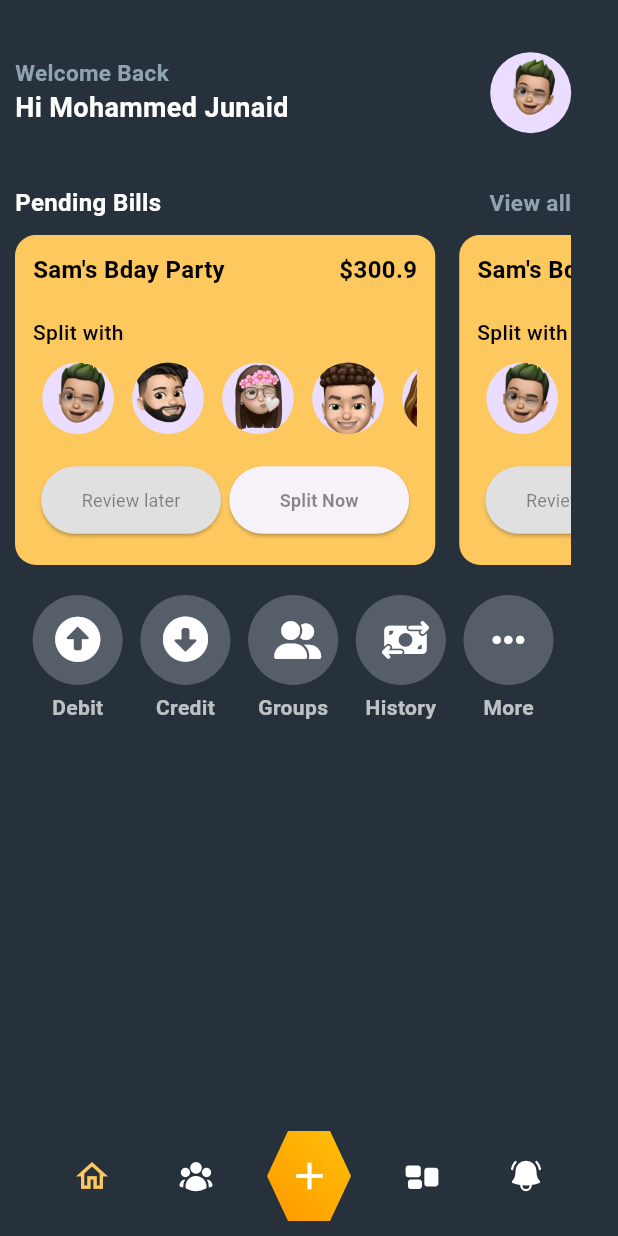
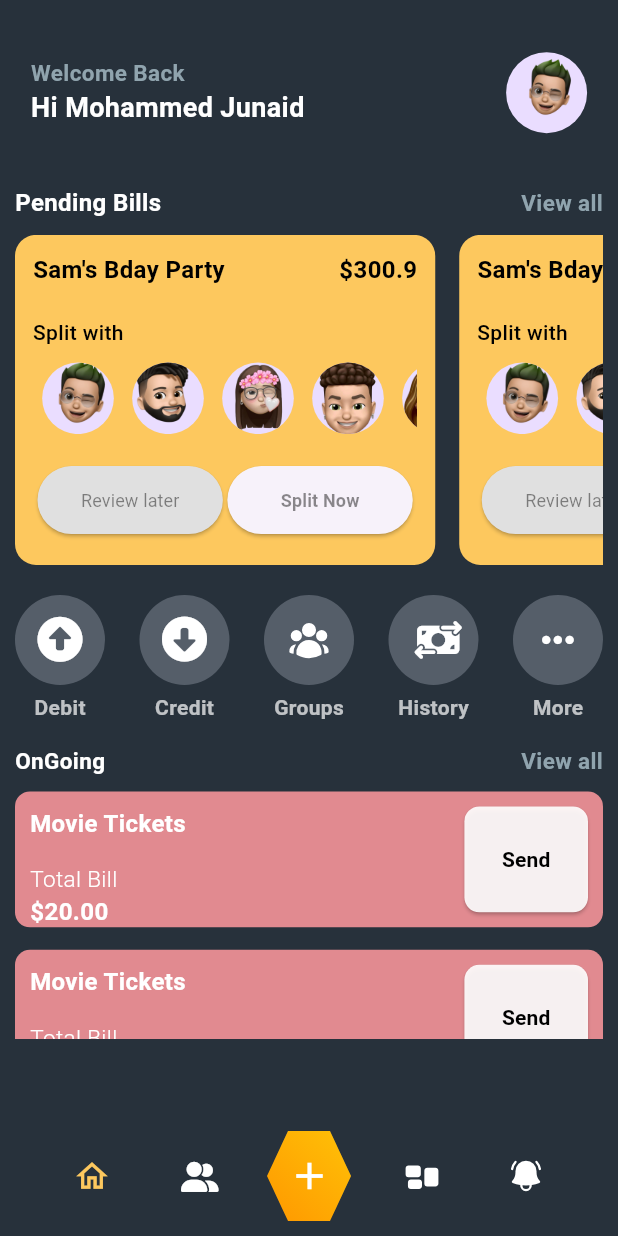
Before and after one commit to MdJunaidAhmed16/expense2, a Flutter app: the screen it shows after launch, on a phone screen of 412 x 824 dp. Run offline on Flutter 3.47's test engine with Material 3 defaults, Android fonts, the phone set to English and light mode, and no system bars; our stand-ins replace google_fonts, icons_plus; Roboto replaces fonts that are missing (Ubuntu).

Commit message:
Added the Latest expenses tiles and fixed few errors

```diff
--- a/lib/components/custom_nav_bar.dart
+++ b/lib/components/custom_nav_bar.dart
@@ -31,7 +31,7 @@ class _CustomBottomBarState extends State<CustomBottomBar> {
               onPressed: () => _onItemTapped(0),
             ),
             IconButton(
-              icon: Icon(HeroIcons.user_group, color: _selectedIndex == 1 ? const Color.fromARGB(255, 253, 200, 94) : Colors.white, size: 25,),
+              icon: Icon(FontAwesome.user_group_solid, color: _selectedIndex == 1 ? const Color.fromARGB(255, 253, 200, 94) : Colors.white, size: 20,),
               onPressed: () => _onItemTapped(1),
             ),
             Center(
--- a/lib/components/group_card.dart
+++ b/lib/components/group_card.dart
@@ -63,7 +63,7 @@ class _GroupCardState extends State<GroupCard> {
                   style: ElevatedButton.styleFrom(
                     backgroundColor: Colors.grey[300],
                     foregroundColor: Colors.black,
-                    fixedSize: const Size(120, 45),
+                    fixedSize: Size(MediaQuery.sizeOf(context).width * 0.3 , MediaQuery.sizeOf(context).width * 0.11),
                   ),
                 child: Text("Review later", style : GoogleFonts.ubuntu(fontWeight: FontWeight.normal, color: Colors.black45, fontSize: 12))),
                 ElevatedButton(
@@ -71,7 +71,7 @@ class _GroupCardState extends State<GroupCard> {
                   style: ElevatedButton.styleFrom(
                     //backgroundColor: Colors.grey[300],
                     //foregroundColor: Colors.black,
-                    fixedSize: const Size(120, 45),
+                    fixedSize: Size(MediaQuery.sizeOf(context).width * 0.3 , MediaQuery.sizeOf(context).width * 0.11),
                   ),
                 child: Text("Split Now", style : GoogleFonts.ubuntu(fontWeight: FontWeight.bold, color: Colors.black45, fontSize: 12)))
               ],
--- a/lib/components/menu_items.dart
+++ b/lib/components/menu_items.dart
@@ -11,7 +11,7 @@ class MenuItems extends StatelessWidget {
                     width: MediaQuery.of(context).size.width,
                     //color: Colors.red,
                     child: const Row(
-                      mainAxisAlignment: MainAxisAlignment.spaceEvenly,
+                      mainAxisAlignment: MainAxisAlignment.spaceBetween,
                       children: [
                         Column(
                           children: [
@@ -29,7 +29,7 @@ class MenuItems extends StatelessWidget {
                         ),
                         Column(
                           children: [
-                            CircleAvatar(radius: 30, backgroundColor: Color.fromARGB(255, 85, 94, 105), child: Center(child: Icon(FontAwesome.user_group_solid, size: 25, color: Colors.white,)),),
+                            CircleAvatar(radius: 30, backgroundColor: Color.fromARGB(255, 85, 94, 105), child: Center(child: Icon(HeroIcons.user_group, size: 30, color: Colors.white,)),),
                             SizedBox(height: 5,),
                             Text("Groups", textAlign: TextAlign.center, style: TextStyle(color: Colors.white70, fontWeight: FontWeight.w600),)
                           ],
--- a/lib/ui/home.dart
+++ b/lib/ui/home.dart
@@ -1,11 +1,8 @@
-
-
 import 'package:expense_2/components/custom_nav_bar.dart';
 import 'package:expense_2/components/group_card.dart';
 import 'package:expense_2/components/menu_items.dart';
 import 'package:flutter/material.dart';
 import 'package:google_fonts/google_fonts.dart';
-import 'package:icons_plus/icons_plus.dart';
 
 class HomePage extends StatefulWidget {
   const HomePage({super.key});
@@ -15,13 +12,13 @@ class HomePage extends StatefulWidget {
 }
 
 class _HomePageState extends State<HomePage> {
-
   @override
   Widget build(BuildContext context) {
     return Scaffold(
         backgroundColor: const Color(0xff27313b),
         body: Padding(
-        padding: const EdgeInsets.only(left : 10.0, right: 10, bottom: 10),
+          padding: const EdgeInsets.only(left: 10.0, right: 10, bottom: 10),
+          child: SingleChildScrollView(
             child: Column(
               children: [
                 SizedBox(
@@ -30,57 +27,149 @@ class _HomePageState extends State<HomePage> {
                   child: Row(
                     mainAxisAlignment: MainAxisAlignment.spaceBetween,
                     children: [
-                  Text.rich(
+                      Text.rich(TextSpan(
+                        children: [
                           TextSpan(
-                      children: [
-                        TextSpan(text: "Welcome Back\n", style:GoogleFonts.ubuntu(fontWeight: FontWeight.w700, color: Colors.blueGrey.shade300, fontSize: 15)),
-                         TextSpan(text: "Hi Mohammed Junaid", style: GoogleFonts.ubuntu( fontWeight: FontWeight.bold, color: Colors.white, fontSize: 18)),
+                              text: "Welcome Back\n",
+                              style: GoogleFonts.ubuntu(
+                                  fontWeight: FontWeight.w700,
+                                  color: Colors.blueGrey.shade300,
+                                  fontSize: 15)),
+                          TextSpan(
+                              text: "Hi Mohammed Junaid",
+                              style: GoogleFonts.ubuntu(
+                                  fontWeight: FontWeight.bold,
+                                  color: Colors.white,
+                                  fontSize: 18)),
                         ],
+                      )),
+                      const CircleAvatar(
+                        radius: 27,
+                        backgroundImage: AssetImage("assets/avatar.png"),
                       )
-                  ),
-                  const CircleAvatar(radius: 27, backgroundImage:AssetImage("assets/avatar.png"),)
                     ],
                   ),
                 ),
-            SingleChildScrollView(
-              child: SizedBox(
-                //height: MediaQuery.sizeOf(context).height * 0.3,
-                width: MediaQuery.sizeOf(context).width * 0.9,
-                child: Column(
-                  children: [
                 Row(
                   mainAxisAlignment: MainAxisAlignment.spaceBetween,
                   children: [
-                        Text("Pending Bills" ,style:GoogleFonts.ubuntu(fontWeight: FontWeight.w600, color: Colors.white, fontSize: 16)),
-                        Text("View all", style:GoogleFonts.ubuntu(fontWeight: FontWeight.w700, color: Colors.blueGrey.shade300, fontSize: 15))
+                    Text("Pending Bills",
+                        style: GoogleFonts.ubuntu(
+                            fontWeight: FontWeight.w600,
+                            color: Colors.white,
+                            fontSize: 16)),
+                    Text("View all",
+                        style: GoogleFonts.ubuntu(
+                            fontWeight: FontWeight.w700,
+                            color: Colors.blueGrey.shade300,
+                            fontSize: 15))
                   ],
                 ),
-                    const SizedBox(height: 10,),
+                const SizedBox(
+                  height: 10,
+                ),
                 SizedBox(
                   width: 420,
                   height: 220,
                   child: ListView.builder(
                       scrollDirection: Axis.horizontal,
                       itemCount: 3,
-
-                        itemBuilder: (BuildContext context, index){
+                      itemBuilder: (BuildContext context, index) {
                         return const Padding(
-                                  padding: EdgeInsets.only(right: 16.0), // Add space after each card
-                                  child:  GroupCard(),
+                          padding: EdgeInsets.only(
+                              right: 16.0), // Add space after each card
+                          child: GroupCard(),
                         );
                       }),
-                    )
-                  ,
-                  const SizedBox(height: 20,),
+                ),
+                const SizedBox(
+                  height: 20,
+                ),
                 const MenuItems(),
+                const SizedBox(
+                  height: 10,
+                ),
+                Row(
+                  mainAxisAlignment: MainAxisAlignment.spaceBetween,
+                  children: [
+                    Text("OnGoing",
+                        style: GoogleFonts.ubuntu(
+                            fontWeight: FontWeight.w600,
+                            color: Colors.white,
+                            fontSize: 15)),
+                    Text("View all",
+                        style: GoogleFonts.ubuntu(
+                            fontWeight: FontWeight.w700,
+                            color: Colors.blueGrey.shade300,
+                            fontSize: 15))
                   ],
                 ),
+                const SizedBox(
+                  height: 10,
+                ),
+                // !TODO displaying recent two unpaid or unreceived group bills would be nice
+                Column(
+                  children: [
+                    SizedBox(
+                      height: MediaQuery.sizeOf(context).height * 0.2, // Set a specific height
+                      child: ListView.builder(
+                        itemCount: 2,
+                        itemBuilder: (context, index) {
+                          return Padding(
+                            padding: const EdgeInsets.only(bottom: 15.0),
+                            child: Container(
+                              height: MediaQuery.of(context).size.height * 0.11,
+                              decoration: const BoxDecoration(
+                                color: Color.fromARGB(255, 225, 138, 144),
+                                borderRadius: BorderRadius.all(Radius.circular(10)),
+                              ),
+                              child: Stack(
+                                children: [
+                                  Padding(
+                                    padding: const EdgeInsets.all(10.0),
+                                    child: Row(
+                                      mainAxisAlignment: MainAxisAlignment.spaceBetween,
+                                      children: [
+                                        const Column(
+                                          crossAxisAlignment: CrossAxisAlignment.start,
+                                          children: [
+                                            Text('Movie Tickets', style: TextStyle(color: Colors.white, fontSize: 16, fontWeight: FontWeight.bold),),
+                                            SizedBox(height: 15,),
+                                            Text('Total Bill', style: TextStyle(color: Colors.white, fontSize: 15, fontWeight: FontWeight.w300),),
+                                            Text("\$20.00", style: TextStyle(color: Colors.white, fontSize: 16.1, fontWeight: FontWeight.bold),)
+                                          ],
+                                        ),
+                                        ElevatedButton(onPressed: ()=>{},style: ElevatedButton.styleFrom(
+                                          shape: RoundedRectangleBorder(
+                                            borderRadius: BorderRadius.circular(10)
+                                          ),
+                                          fixedSize: Size(MediaQuery.sizeOf(context).width * 0.2, MediaQuery.of(context).size.height * 0.09,),
+                                          backgroundColor: const Color.fromARGB(231, 255, 255, 255),
+                                        ),
+                                        child: const Text("Send", style: TextStyle(color: Colors.black, fontSize: 14, fontWeight: FontWeight.bold),)
+
+                                        )
+
+                                      ],
                                     ),
                                   )
                                 ],
                               ),
                             ),
-      bottomNavigationBar: const CustomBottomBar()
                           );
+                        },
+                      ),
+                    ),
+                  ],
+                ),
+                const SizedBox(
+                  height: 15,
+                ),
+
+              ],
+            ),
+          ),
+        ),
+        bottomNavigationBar: const CustomBottomBar());
   }
 }
```
Also changed, not shown: 3 other files. Lines whose indentation alone changed are shown as unchanged.
